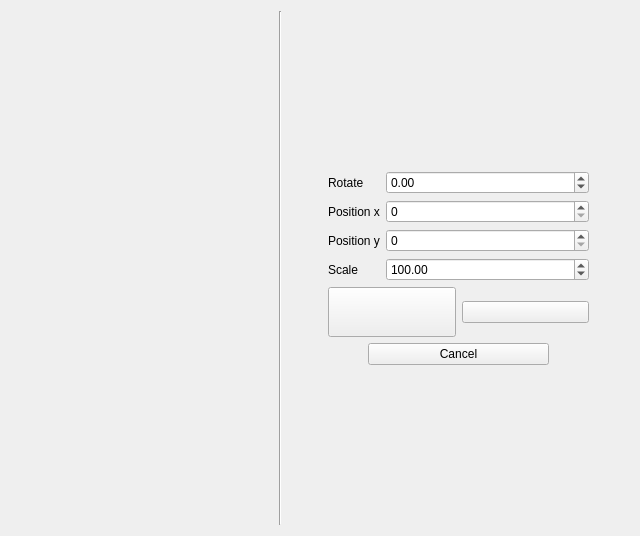
First picture: the form in trunk/Projet/trunk/EdgeDetection/graphic.ui, repository BackupTheBerlios/qtfin-svn, before the edit.
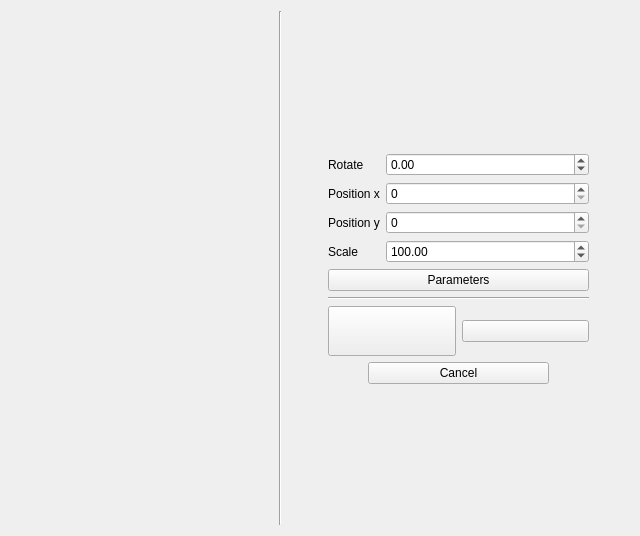
Second picture: the form after the edit. Icons and pictures are not drawn.

```diff
--- a/trunk/Projet/trunk/EdgeDetection/graphic.ui
+++ b/trunk/Projet/trunk/EdgeDetection/graphic.ui
@@ -136,6 +136,23 @@
        </item>
       </layout>
      </item>
+     <item>
+      <widget class="QPushButton" name="parametersButton">
+       <property name="text">
+        <string>Parameters</string>
+       </property>
+       <property name="checkable">
+        <bool>false</bool>
+       </property>
+      </widget>
+     </item>
+     <item>
+      <widget class="Line" name="line_2">
+       <property name="orientation">
+        <enum>Qt::Horizontal</enum>
+       </property>
+      </widget>
+     </item>
      <item>
       <layout class="QHBoxLayout" name="horizontalLayout_2">
        <item>
```
